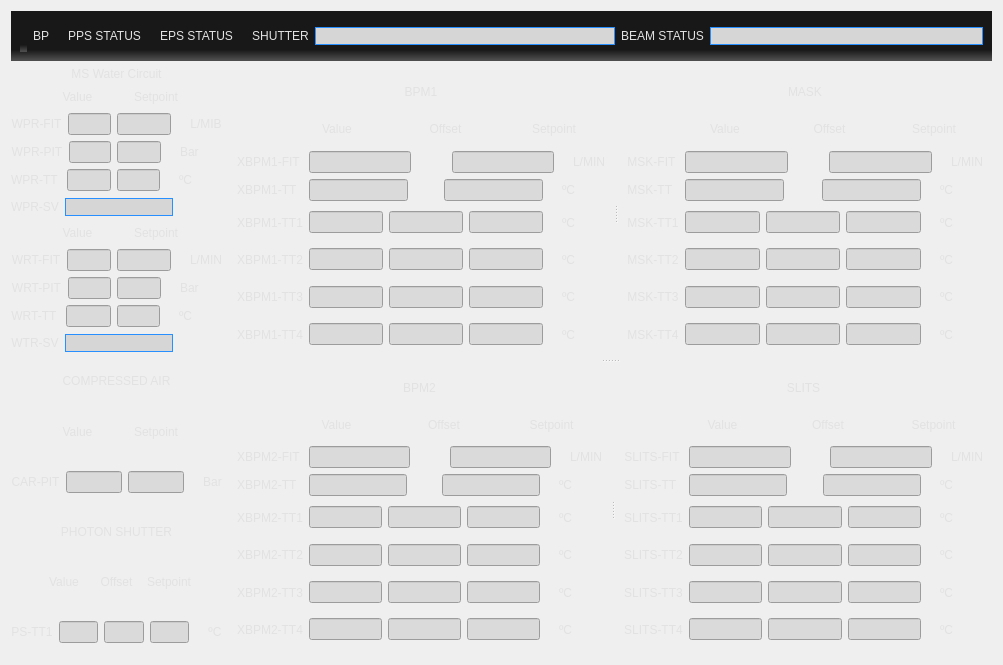
Above: myInterface/TempScreen.ui from semissatto2/Interface_files before the change. Below: the same form after it.
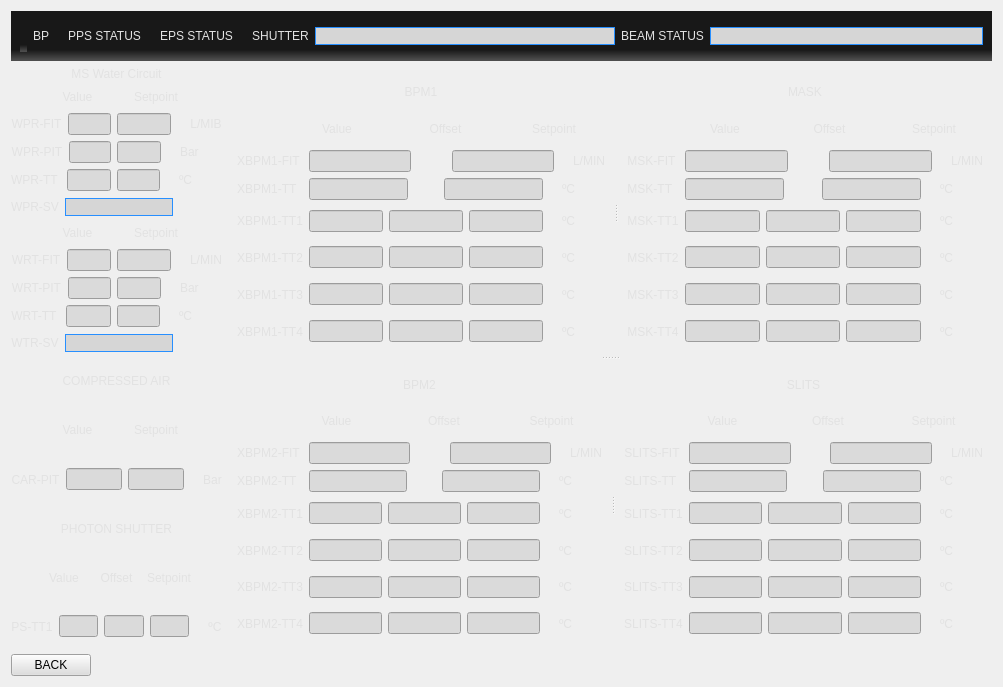
That is the form after the change. Icons and pictures are not drawn.

```diff
--- a/myInterface/TempScreen.ui
+++ b/myInterface/TempScreen.ui
@@ -7,7 +7,7 @@
     <x>0</x>
     <y>0</y>
     <width>1003</width>
-    <height>665</height>
+    <height>687</height>
    </rect>
   </property>
   <property name="windowTitle">
@@ -3778,6 +3778,39 @@
      </widget>
     </widget>
    </item>
+   <item row="2" column="0">
+    <layout class="QHBoxLayout" name="horizontalLayout_21">
+     <item>
+      <widget class="QPushButton" name="pushButtonBackTempScreen">
+       <property name="maximumSize">
+        <size>
+         <width>16777215</width>
+         <height>80</height>
+        </size>
+       </property>
+       <property name="styleSheet">
+        <string notr="true">background-color: rgb(222, 222, 222);</string>
+       </property>
+       <property name="text">
+        <string>BACK</string>
+       </property>
+      </widget>
+     </item>
+     <item>
+      <spacer name="horizontalSpacer_3">
+       <property name="orientation">
+        <enum>Qt::Horizontal</enum>
+       </property>
+       <property name="sizeHint" stdset="0">
+        <size>
+         <width>40</width>
+         <height>20</height>
+        </size>
+       </property>
+      </spacer>
+     </item>
+    </layout>
+   </item>
   </layout>
   <zorder>frameCabecario</zorder>
   <zorder>lineEdit_3</zorder>
```
Left out of the diff: 785 changed lines with no effect on the pictures.
